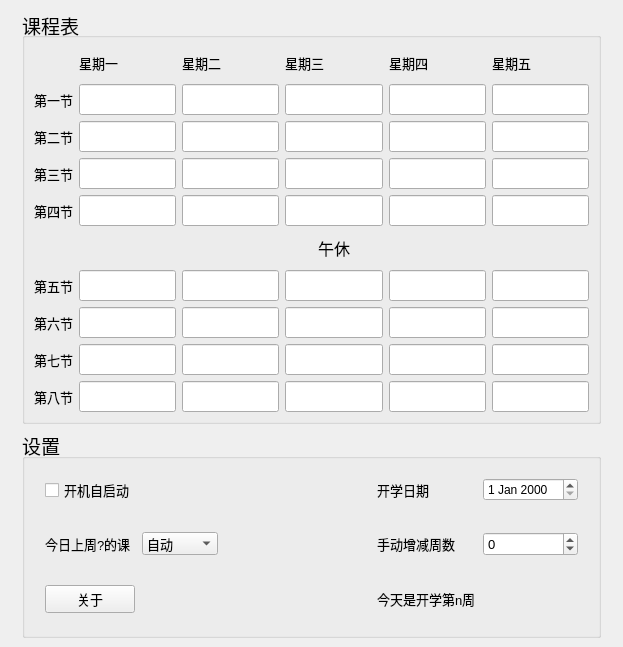
The window that mainwindow.ui (ooorange-git/SmartSchedule) describes before a commit, drawn with Qt 5.
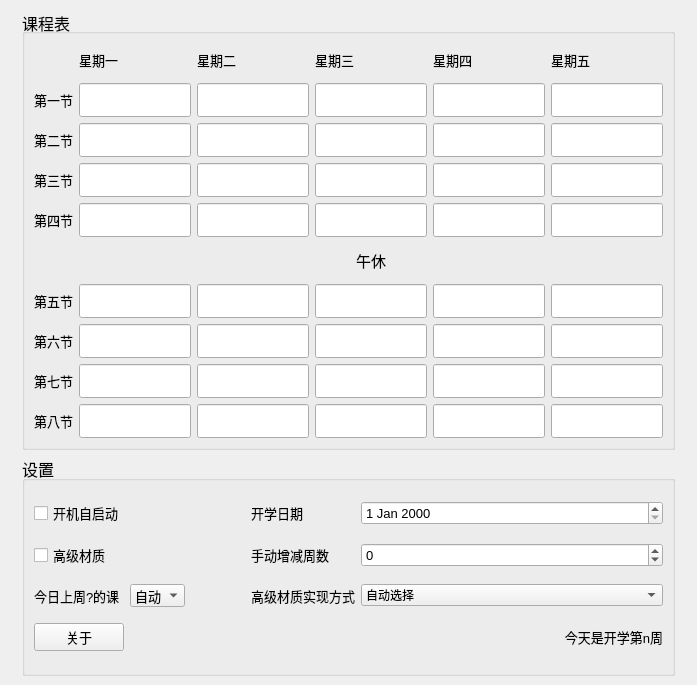
The same window after the commit. Icons and pictures are not drawn.

The edit to the form file:
```diff
--- a/mainwindow.ui
+++ b/mainwindow.ui
@@ -7,7 +7,7 @@
     <x>0</x>
     <y>0</y>
     <width>623</width>
-    <height>647</height>
+    <height>685</height>
    </rect>
   </property>
   <property name="windowTitle">
@@ -35,7 +35,7 @@
       </property>
       <property name="font">
        <font>
-        <pointsize>14</pointsize>
+        <pointsize>12</pointsize>
        </font>
       </property>
       <property name="title">
@@ -53,6 +53,11 @@
            <verstretch>0</verstretch>
           </sizepolicy>
          </property>
+         <property name="font">
+          <font>
+           <pointsize>10</pointsize>
+          </font>
+         </property>
         </widget>
        </item>
        <item row="9" column="5">
@@ -63,6 +68,11 @@
            <verstretch>0</verstretch>
           </sizepolicy>
          </property>
+         <property name="font">
+          <font>
+           <pointsize>10</pointsize>
+          </font>
+         </property>
         </widget>
        </item>
        <item row="2" column="1">
@@ -73,6 +83,11 @@
            <verstretch>0</verstretch>
           </sizepolicy>
          </property>
+         <property name="font">
+          <font>
+           <pointsize>10</pointsize>
+          </font>
+         </property>
         </widget>
        </item>
        <item row="4" column="2">
@@ -83,6 +98,11 @@
            <verstretch>0</verstretch>
           </sizepolicy>
          </property>
+         <property name="font">
+          <font>
+           <pointsize>10</pointsize>
+          </font>
+         </property>
         </widget>
        </item>
        <item row="8" column="5">
@@ -93,6 +113,11 @@
            <verstretch>0</verstretch>
           </sizepolicy>
          </property>
+         <property name="font">
+          <font>
+           <pointsize>10</pointsize>
+          </font>
+         </property>
         </widget>
        </item>
        <item row="7" column="5">
@@ -103,6 +128,11 @@
            <verstretch>0</verstretch>
           </sizepolicy>
          </property>
+         <property name="font">
+          <font>
+           <pointsize>10</pointsize>
+          </font>
+         </property>
         </widget>
        </item>
        <item row="3" column="4">
@@ -113,6 +143,11 @@
            <verstretch>0</verstretch>
           </sizepolicy>
          </property>
+         <property name="font">
+          <font>
+           <pointsize>10</pointsize>
+          </font>
+         </property>
         </widget>
        </item>
        <item row="6" column="0">
@@ -135,6 +170,11 @@
            <verstretch>0</verstretch>
           </sizepolicy>
          </property>
+         <property name="font">
+          <font>
+           <pointsize>10</pointsize>
+          </font>
+         </property>
         </widget>
        </item>
        <item row="1" column="3">
@@ -145,6 +185,11 @@
            <verstretch>0</verstretch>
           </sizepolicy>
          </property>
+         <property name="font">
+          <font>
+           <pointsize>10</pointsize>
+          </font>
+         </property>
         </widget>
        </item>
        <item row="1" column="1">
@@ -155,6 +200,11 @@
            <verstretch>0</verstretch>
           </sizepolicy>
          </property>
+         <property name="font">
+          <font>
+           <pointsize>10</pointsize>
+          </font>
+         </property>
         </widget>
        </item>
        <item row="3" column="0">
@@ -177,6 +227,11 @@
            <verstretch>0</verstretch>
           </sizepolicy>
          </property>
+         <property name="font">
+          <font>
+           <pointsize>10</pointsize>
+          </font>
+         </property>
         </widget>
        </item>
        <item row="4" column="1">
@@ -187,6 +242,11 @@
            <verstretch>0</verstretch>
           </sizepolicy>
          </property>
+         <property name="font">
+          <font>
+           <pointsize>10</pointsize>
+          </font>
+         </property>
         </widget>
        </item>
        <item row="6" column="5">
@@ -197,6 +257,11 @@
            <verstretch>0</verstretch>
           </sizepolicy>
          </property>
+         <property name="font">
+          <font>
+           <pointsize>10</pointsize>
+          </font>
+         </property>
         </widget>
        </item>
        <item row="7" column="3">
@@ -207,6 +272,11 @@
            <verstretch>0</verstretch>
           </sizepolicy>
          </property>
+         <property name="font">
+          <font>
+           <pointsize>10</pointsize>
+          </font>
+         </property>
         </widget>
        </item>
        <item row="6" column="4">
@@ -217,13 +287,18 @@
            <verstretch>0</verstretch>
           </sizepolicy>
          </property>
+         <property name="font">
+          <font>
+           <pointsize>10</pointsize>
+          </font>
+         </property>
         </widget>
        </item>
        <item row="5" column="3">
         <widget class="QLabel" name="label_9">
          <property name="font">
           <font>
-           <pointsize>12</pointsize>
+           <pointsize>11</pointsize>
           </font>
          </property>
          <property name="text">
@@ -266,6 +341,11 @@
            <verstretch>0</verstretch>
           </sizepolicy>
          </property>
+         <property name="font">
+          <font>
+           <pointsize>10</pointsize>
+          </font>
+         </property>
         </widget>
        </item>
        <item row="2" column="3">
@@ -276,6 +356,11 @@
            <verstretch>0</verstretch>
           </sizepolicy>
          </property>
+         <property name="font">
+          <font>
+           <pointsize>10</pointsize>
+          </font>
+         </property>
         </widget>
        </item>
        <item row="9" column="0">
@@ -298,6 +383,11 @@
            <verstretch>0</verstretch>
           </sizepolicy>
          </property>
+         <property name="font">
+          <font>
+           <pointsize>10</pointsize>
+          </font>
+         </property>
         </widget>
        </item>
        <item row="1" column="4">
@@ -308,6 +398,11 @@
            <verstretch>0</verstretch>
           </sizepolicy>
          </property>
+         <property name="font">
+          <font>
+           <pointsize>10</pointsize>
+          </font>
+         </property>
         </widget>
        </item>
        <item row="8" column="1">
@@ -318,6 +413,11 @@
            <verstretch>0</verstretch>
           </sizepolicy>
          </property>
+         <property name="font">
+          <font>
+           <pointsize>10</pointsize>
+          </font>
+         </property>
         </widget>
        </item>
        <item row="4" column="3">
@@ -328,6 +428,11 @@
            <verstretch>0</verstretch>
           </sizepolicy>
          </property>
+         <property name="font">
+          <font>
+           <pointsize>10</pointsize>
+          </font>
+         </property>
         </widget>
        </item>
        <item row="7" column="0">
@@ -350,6 +455,11 @@
            <verstretch>0</verstretch>
           </sizepolicy>
          </property>
+         <property name="font">
+          <font>
+           <pointsize>10</pointsize>
+          </font>
+         </property>
         </widget>
        </item>
        <item row="9" column="1">
@@ -360,6 +470,11 @@
            <verstretch>0</verstretch>
           </sizepolicy>
          </property>
+         <property name="font">
+          <font>
+           <pointsize>10</pointsize>
+          </font>
+         </property>
         </widget>
        </item>
        <item row="9" column="4">
@@ -370,6 +485,11 @@
            <verstretch>0</verstretch>
           </sizepolicy>
          </property>
+         <property name="font">
+          <font>
+           <pointsize>10</pointsize>
+          </font>
+         </property>
         </widget>
        </item>
        <item row="7" column="1">
@@ -380,6 +500,11 @@
            <verstretch>0</verstretch>
           </sizepolicy>
          </property>
+         <property name="font">
+          <font>
+           <pointsize>10</pointsize>
+          </font>
+         </property>
         </widget>
        </item>
        <item row="6" column="3">
@@ -390,6 +515,11 @@
            <verstretch>0</verstretch>
           </sizepolicy>
          </property>
+         <property name="font">
+          <font>
+           <pointsize>10</pointsize>
+          </font>
+         </property>
         </widget>
        </item>
        <item row="6" column="2">
@@ -400,6 +530,11 @@
            <verstretch>0</verstretch>
           </sizepolicy>
          </property>
+         <property name="font">
+          <font>
+           <pointsize>10</pointsize>
+          </font>
+         </property>
          <property name="focusPolicy">
           <enum>Qt::StrongFocus</enum>
          </property>
@@ -413,6 +548,11 @@
            <verstretch>0</verstretch>
           </sizepolicy>
          </property>
+         <property name="font">
+          <font>
+           <pointsize>10</pointsize>
+          </font>
+         </property>
         </widget>
        </item>
        <item row="8" column="4">
@@ -423,6 +563,11 @@
            <verstretch>0</verstretch>
           </sizepolicy>
          </property>
+         <property name="font">
+          <font>
+           <pointsize>10</pointsize>
+          </font>
+         </property>
         </widget>
        </item>
        <item row="1" column="5">
@@ -433,6 +578,11 @@
            <verstretch>0</verstretch>
           </sizepolicy>
          </property>
+         <property name="font">
+          <font>
+           <pointsize>10</pointsize>
+          </font>
+         </property>
         </widget>
        </item>
        <item row="0" column="4">
@@ -455,6 +605,11 @@
            <verstretch>0</verstretch>
           </sizepolicy>
          </property>
+         <property name="font">
+          <font>
+           <pointsize>10</pointsize>
+          </font>
+         </property>
         </widget>
        </item>
        <item row="0" column="2">
@@ -477,6 +632,11 @@
            <verstretch>0</verstretch>
           </sizepolicy>
          </property>
+         <property name="font">
+          <font>
+           <pointsize>10</pointsize>
+          </font>
+         </property>
         </widget>
        </item>
        <item row="7" column="2">
@@ -487,6 +647,11 @@
            <verstretch>0</verstretch>
           </sizepolicy>
          </property>
+         <property name="font">
+          <font>
+           <pointsize>10</pointsize>
+          </font>
+         </property>
         </widget>
        </item>
        <item row="9" column="2">
@@ -497,6 +662,11 @@
            <verstretch>0</verstretch>
           </sizepolicy>
          </property>
+         <property name="font">
+          <font>
+           <pointsize>10</pointsize>
+          </font>
+         </property>
         </widget>
        </item>
        <item row="4" column="5">
@@ -507,6 +677,11 @@
            <verstretch>0</verstretch>
           </sizepolicy>
          </property>
+         <property name="font">
+          <font>
+           <pointsize>10</pointsize>
+          </font>
+         </property>
         </widget>
        </item>
        <item row="3" column="3">
@@ -517,6 +692,11 @@
            <verstretch>0</verstretch>
           </sizepolicy>
          </property>
+         <property name="font">
+          <font>
+           <pointsize>10</pointsize>
+          </font>
+         </property>
         </widget>
        </item>
        <item row="4" column="0">
@@ -539,6 +719,11 @@
            <verstretch>0</verstretch>
           </sizepolicy>
          </property>
+         <property name="font">
+          <font>
+           <pointsize>10</pointsize>
+          </font>
+         </property>
         </widget>
        </item>
        <item row="0" column="5">
@@ -558,7 +743,6 @@
          <property name="font">
           <font>
            <pointsize>10</pointsize>
-           <kerning>true</kerning>
           </font>
          </property>
          <property name="text">
@@ -589,6 +773,11 @@
            <verstretch>0</verstretch>
           </sizepolicy>
          </property>
+         <property name="font">
+          <font>
+           <pointsize>10</pointsize>
+          </font>
+         </property>
         </widget>
        </item>
        <item row="2" column="0">
@@ -611,6 +800,11 @@
            <verstretch>0</verstretch>
           </sizepolicy>
          </property>
+         <property name="font">
+          <font>
+           <pointsize>10</pointsize>
+          </font>
+         </property>
         </widget>
        </item>
        <item row="8" column="2">
@@ -621,6 +815,11 @@
            <verstretch>0</verstretch>
           </sizepolicy>
          </property>
+         <property name="font">
+          <font>
+           <pointsize>10</pointsize>
+          </font>
+         </property>
         </widget>
        </item>
       </layout>
@@ -630,129 +829,26 @@
      <widget class="QGroupBox" name="groupBox_2">
       <property name="font">
        <font>
-        <pointsize>14</pointsize>
+        <pointsize>12</pointsize>
        </font>
       </property>
       <property name="title">
        <string>设置</string>
       </property>
-      <layout class="QGridLayout" name="gridLayout" columnstretch="1,1,2,1,1">
-       <property name="leftMargin">
-        <number>20</number>
-       </property>
-       <property name="rightMargin">
-        <number>20</number>
-       </property>
-       <property name="bottomMargin">
-        <number>12</number>
-       </property>
-       <property name="horizontalSpacing">
-        <number>7</number>
-       </property>
-       <property name="verticalSpacing">
-        <number>20</number>
-       </property>
-       <item row="3" column="0">
-        <widget class="QPushButton" name="aboutButton">
-         <property name="sizePolicy">
-          <sizepolicy hsizetype="Preferred" vsizetype="Fixed">
-           <horstretch>0</horstretch>
-           <verstretch>0</verstretch>
-          </sizepolicy>
-         </property>
+      <layout class="QGridLayout" name="gridLayout" columnstretch="1,2,1,1,1">
+       <item row="1" column="3">
+        <widget class="QLabel" name="label">
          <property name="font">
           <font>
            <pointsize>10</pointsize>
           </font>
          </property>
          <property name="text">
-          <string>关于</string>
+          <string>手动增减周数</string>
          </property>
         </widget>
        </item>
-       <item row="1" column="4">
-        <widget class="QSpinBox" name="spinBox">
-         <property name="sizePolicy">
-          <sizepolicy hsizetype="Preferred" vsizetype="Fixed">
-           <horstretch>0</horstretch>
-           <verstretch>0</verstretch>
-          </sizepolicy>
-         </property>
-         <property name="font">
-          <font>
-           <pointsize>10</pointsize>
-          </font>
-         </property>
-         <property name="minimum">
-          <number>-10</number>
-         </property>
-         <property name="maximum">
-          <number>10</number>
-         </property>
-        </widget>
-       </item>
-       <item row="0" column="0">
-        <widget class="QCheckBox" name="TurnOn">
-         <property name="sizePolicy">
-          <sizepolicy hsizetype="Preferred" vsizetype="Fixed">
-           <horstretch>0</horstretch>
-           <verstretch>0</verstretch>
-          </sizepolicy>
-         </property>
-         <property name="font">
-          <font>
-           <pointsize>10</pointsize>
-           <kerning>true</kerning>
-          </font>
-         </property>
-         <property name="text">
-          <string>开机自启动</string>
-         </property>
-         <property name="tristate">
-          <bool>false</bool>
-         </property>
-        </widget>
-       </item>
-       <item row="3" column="3">
-        <widget class="QLabel" name="week">
-         <property name="font">
-          <font>
-           <pointsize>10</pointsize>
-          </font>
-         </property>
-         <property name="text">
-          <string>今天是开学第n周</string>
-         </property>
-        </widget>
-       </item>
-       <item row="1" column="0">
-        <widget class="QLabel" name="label_3">
-         <property name="font">
-          <font>
-           <pointsize>10</pointsize>
-          </font>
-         </property>
-         <property name="text">
-          <string>今日上周?的课</string>
-         </property>
-        </widget>
-       </item>
-       <item row="0" column="4">
-        <widget class="QDateEdit" name="dateEdit">
-         <property name="sizePolicy">
-          <sizepolicy hsizetype="Preferred" vsizetype="Fixed">
-           <horstretch>0</horstretch>
-           <verstretch>0</verstretch>
-          </sizepolicy>
-         </property>
-         <property name="font">
-          <font>
-           <pointsize>9</pointsize>
-          </font>
-         </property>
-        </widget>
-       </item>
-       <item row="1" column="1">
+       <item row="2" column="1">
         <widget class="QComboBox" name="day">
          <property name="font">
           <font>
@@ -791,18 +887,6 @@
          </item>
         </widget>
        </item>
-       <item row="1" column="3">
-        <widget class="QLabel" name="label">
-         <property name="font">
-          <font>
-           <pointsize>10</pointsize>
-          </font>
-         </property>
-         <property name="text">
-          <string>手动增减周数</string>
-         </property>
-        </widget>
-       </item>
        <item row="0" column="3">
         <widget class="QLabel" name="label_2">
          <property name="font">
@@ -815,14 +899,172 @@
          </property>
         </widget>
        </item>
-       <item row="1" column="2">
+       <item row="1" column="0">
+        <widget class="QCheckBox" name="checkBox">
+         <property name="font">
+          <font>
+           <pointsize>10</pointsize>
+          </font>
+         </property>
+         <property name="text">
+          <string>高级材质</string>
+         </property>
+        </widget>
+       </item>
+       <item row="0" column="0">
+        <widget class="QCheckBox" name="TurnOn">
+         <property name="sizePolicy">
+          <sizepolicy hsizetype="Preferred" vsizetype="Fixed">
+           <horstretch>0</horstretch>
+           <verstretch>0</verstretch>
+          </sizepolicy>
+         </property>
+         <property name="font">
+          <font>
+           <pointsize>10</pointsize>
+          </font>
+         </property>
+         <property name="text">
+          <string>开机自启动</string>
+         </property>
+         <property name="tristate">
+          <bool>false</bool>
+         </property>
+        </widget>
+       </item>
+       <item row="0" column="4">
+        <widget class="QDateEdit" name="dateEdit">
+         <property name="sizePolicy">
+          <sizepolicy hsizetype="Preferred" vsizetype="Fixed">
+           <horstretch>0</horstretch>
+           <verstretch>0</verstretch>
+          </sizepolicy>
+         </property>
+         <property name="font">
+          <font>
+           <pointsize>10</pointsize>
+          </font>
+         </property>
+        </widget>
+       </item>
+       <item row="2" column="3">
+        <widget class="QLabel" name="label_10">
+         <property name="font">
+          <font>
+           <pointsize>10</pointsize>
+          </font>
+         </property>
+         <property name="text">
+          <string>高级材质实现方式</string>
+         </property>
+        </widget>
+       </item>
+       <item row="3" column="4">
+        <widget class="QLabel" name="week">
+         <property name="font">
+          <font>
+           <pointsize>10</pointsize>
+          </font>
+         </property>
+         <property name="text">
+          <string>今天是开学第n周</string>
+         </property>
+         <property name="alignment">
+          <set>Qt::AlignRight|Qt::AlignTrailing|Qt::AlignVCenter</set>
+         </property>
+        </widget>
+       </item>
+       <item row="1" column="4">
+        <widget class="QSpinBox" name="spinBox">
+         <property name="sizePolicy">
+          <sizepolicy hsizetype="Preferred" vsizetype="Fixed">
+           <horstretch>0</horstretch>
+           <verstretch>0</verstretch>
+          </sizepolicy>
+         </property>
+         <property name="font">
+          <font>
+           <pointsize>10</pointsize>
+          </font>
+         </property>
+         <property name="minimum">
+          <number>-10</number>
+         </property>
+         <property name="maximum">
+          <number>10</number>
+         </property>
+        </widget>
+       </item>
+       <item row="2" column="4">
+        <widget class="QComboBox" name="comboBox">
+         <property name="font">
+          <font>
+           <pointsize>9</pointsize>
+          </font>
+         </property>
+         <item>
+          <property name="text">
+           <string>自动选择</string>
+          </property>
+         </item>
+         <item>
+          <property name="text">
+           <string>(Windows10以上)SetWindowCompositionAttribute</string>
+          </property>
+         </item>
+         <item>
+          <property name="text">
+           <string>(Windows7)DWMBlurBehindWindow</string>
+          </property>
+         </item>
+         <item>
+          <property name="text">
+           <string>(通用)自制壁纸模糊算法</string>
+          </property>
+         </item>
+        </widget>
+       </item>
+       <item row="3" column="0">
+        <widget class="QPushButton" name="aboutButton">
+         <property name="sizePolicy">
+          <sizepolicy hsizetype="Preferred" vsizetype="Fixed">
+           <horstretch>0</horstretch>
+           <verstretch>0</verstretch>
+          </sizepolicy>
+         </property>
+         <property name="font">
+          <font>
+           <pointsize>10</pointsize>
+          </font>
+         </property>
+         <property name="text">
+          <string>关于</string>
+         </property>
+        </widget>
+       </item>
+       <item row="2" column="0">
+        <widget class="QLabel" name="label_3">
+         <property name="font">
+          <font>
+           <pointsize>10</pointsize>
+          </font>
+         </property>
+         <property name="text">
+          <string>今日上周?的课</string>
+         </property>
+        </widget>
+       </item>
+       <item row="2" column="2">
         <spacer name="horizontalSpacer">
          <property name="orientation">
           <enum>Qt::Horizontal</enum>
          </property>
+         <property name="sizeType">
+          <enum>QSizePolicy::Fixed</enum>
+         </property>
          <property name="sizeHint" stdset="0">
           <size>
-           <width>40</width>
+           <width>60</width>
            <height>20</height>
           </size>
          </property>
```
